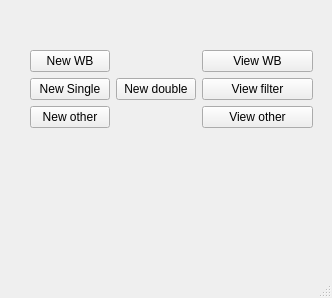
Qt form src/gui/main.ui (gfogwill/FrESH) before a commit.
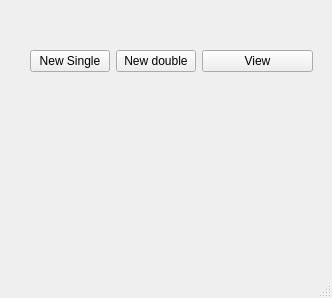
The same form after that commit.

What changed in the file:
```diff
--- a/src/gui/main.ui
+++ b/src/gui/main.ui
@@ -25,34 +25,6 @@
     </property>
     <layout class="QFormLayout" name="formLayout">
      <item row="0" column="0">
-      <widget class="QPushButton" name="newWBButton">
-       <property name="text">
-        <string>New WB</string>
-       </property>
-      </widget>
-     </item>
-     <item row="0" column="1">
-      <widget class="QPushButton" name="viewWBButton">
-       <property name="text">
-        <string>View WB</string>
-       </property>
-      </widget>
-     </item>
-     <item row="1" column="1">
-      <widget class="QPushButton" name="viewExperimentButton">
-       <property name="text">
-        <string>View filter</string>
-       </property>
-      </widget>
-     </item>
-     <item row="2" column="1">
-      <widget class="QPushButton" name="viewOtherExperimentButton">
-       <property name="text">
-        <string>View other</string>
-       </property>
-      </widget>
-     </item>
-     <item row="1" column="0">
       <layout class="QHBoxLayout" name="horizontalLayout">
        <item>
         <widget class="QPushButton" name="newSingleExperimentButton">
@@ -70,10 +42,10 @@
        </item>
       </layout>
      </item>
-     <item row="2" column="0">
-      <widget class="QPushButton" name="newOtherButton">
+     <item row="0" column="1">
+      <widget class="QPushButton" name="viewExperimentButton">
        <property name="text">
-        <string>New other</string>
+        <string>View</string>
        </property>
       </widget>
      </item>
```
